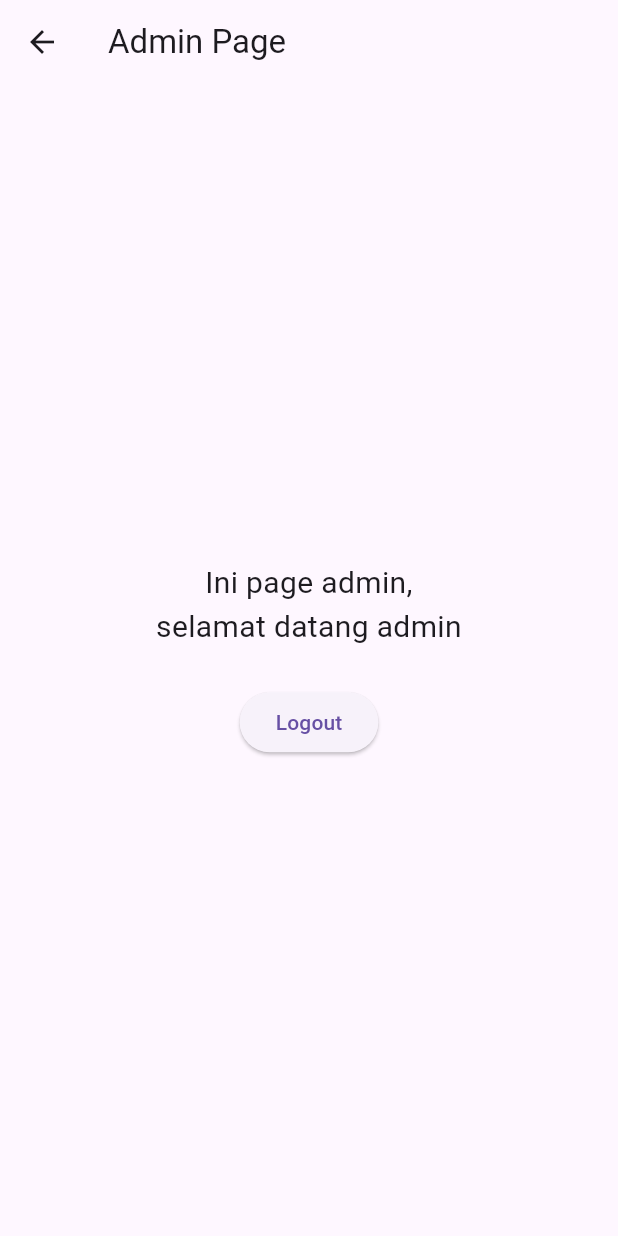
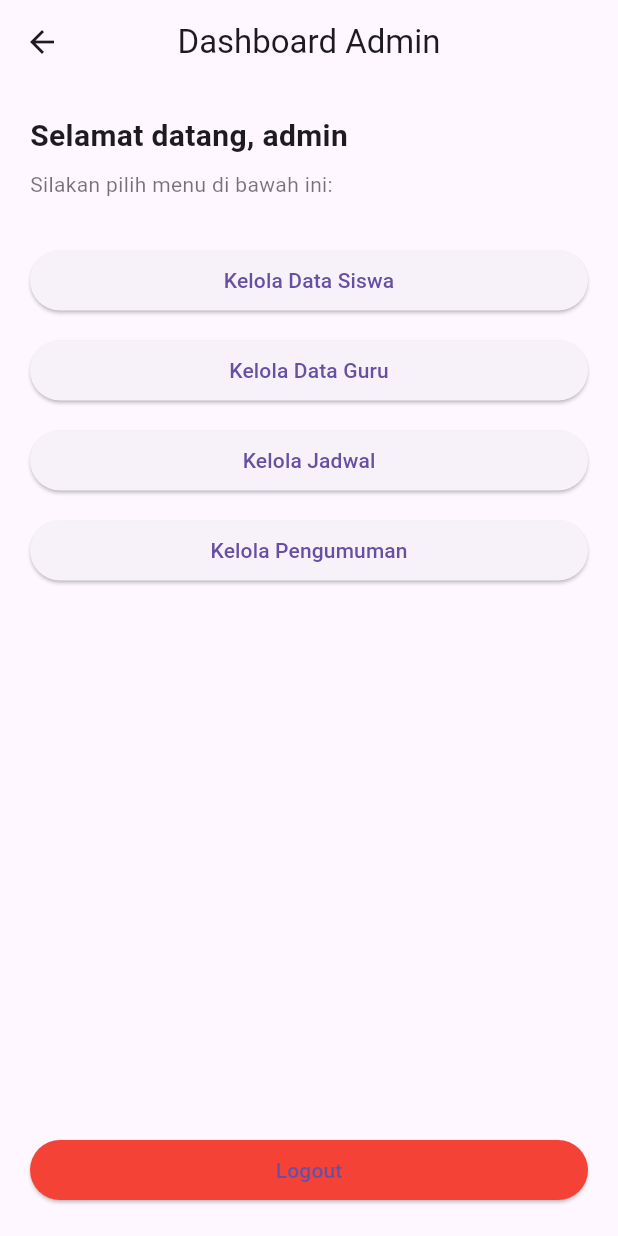
Before and after one commit to AsfaDavissyah/-sisakademik, a Flutter app: the AdminPage screen opened by its route, on a phone screen of 412 x 824 dp. Run offline on Flutter 3.47's test engine with Material 3 defaults, Android fonts, the phone set to English and light mode, and no system bars; our stand-ins replace cloud_firestore, firebase_auth, firebase_core; accounts and stored records are empty.

Commit message:
Enhance Admin and Registration pages: update layout, add navigation buttons, and improve role validation

```diff
--- a/lib/screens/admin/admin_page.dart
+++ b/lib/screens/admin/admin_page.dart
@@ -14,21 +14,73 @@ class AdminPage extends StatelessWidget {
   @override
   Widget build(BuildContext context) {
     return Scaffold(
-      appBar: AppBar(title: const Text("Admin Page")),
-      body: Center(
+      appBar: AppBar(
+        title: const Text("Dashboard Admin"),
+        centerTitle: true,
+      ),
+      body: Padding(
+        padding: const EdgeInsets.all(20),
         child: Column(
-          mainAxisAlignment: MainAxisAlignment.center,
+          crossAxisAlignment: CrossAxisAlignment.stretch,
           children: [
             Text(
-              "Ini page admin,\nselamat datang $username",
-              textAlign: TextAlign.center,
-              style: const TextStyle(fontSize: 20),
+              "Selamat datang, $username",
+              style: const TextStyle(
+                fontSize: 20,
+                fontWeight: FontWeight.w600,
+              ),
             ),
-            const SizedBox(height: 25),
+            const SizedBox(height: 8),
+            const Text(
+              "Silakan pilih menu di bawah ini:",
+              style: TextStyle(color: Colors.black54),
+            ),
+            const SizedBox(height: 30),
+
+            // Kelola Siswa
+            ElevatedButton(
+              onPressed: () {
+                Navigator.pushNamed(context, "/kelolaSiswa");
+              },
+              child: const Text("Kelola Data Siswa"),
+            ),
+            const SizedBox(height: 12),
+
+            // Kelola Guru
+            ElevatedButton(
+              onPressed: () {
+                Navigator.pushNamed(context, "/kelolaGuru");
+              },
+              child: const Text("Kelola Data Guru"),
+            ),
+            const SizedBox(height: 12),
+
+            // Kelola Jadwal
+            ElevatedButton(
+              onPressed: () {
+                Navigator.pushNamed(context, "/kelolaJadwal");
+              },
+              child: const Text("Kelola Jadwal"),
+            ),
+            const SizedBox(height: 12),
+
+            // Pengumuman
+            ElevatedButton(
+              onPressed: () {
+                Navigator.pushNamed(context, "/pengumumanAdmin");
+              },
+              child: const Text("Kelola Pengumuman"),
+            ),
+
+            const Spacer(),
+
             ElevatedButton(
               onPressed: () => logout(context),
+              style: ElevatedButton.styleFrom(
+                backgroundColor: Colors.red,
+              ),
               child: const Text("Logout"),
-            )
+            ),
           ],
         ),
       ),
--- a/lib/services/auth_controller.dart
+++ b/lib/services/auth_controller.dart
@@ -16,24 +16,19 @@ class AuthController {
     required String linkedId,
   }) async {
 
-    // 1️⃣ VALIDASI INPUT DASAR
+    // 1️⃣ Validasi input dasar
     if (email.isEmpty || password.isEmpty || username.isEmpty) {
       throw Exception("Email, password, dan username wajib diisi.");
     }
 
-    // 2️⃣ ROLE VALIDATION (SUPER IMPORTANT)
-    // Admin tidak boleh diregistrasi lewat aplikasi
-    if (role.toLowerCase() == "admin") {
-      throw Exception("Akun admin tidak boleh dibuat melalui aplikasi.");
+    // 2️⃣ Role validation (ADMIN DIPERBOLEHKAN)
+    // Role yang diizinkan bebas: admin, guru, siswa
+    const allowedRoles = ["admin", "guru", "siswa"];
+    if (!allowedRoles.contains(role.toLowerCase())) {
+      throw Exception("Role tidak valid. Pilih admin, guru, atau siswa.");
     }
 
-    // Role harus "guru" atau "siswa" saja
-    const allowedRoles = ["guru", "siswa"];
-    if (!allowedRoles.contains(role.toLowerCase())) {
-      throw Exception("Role tidak valid. Hanya guru atau siswa yang diperbolehkan.");
-    }
-
-    // 3️⃣ REGISTER KE FIREBASE AUTH
+    // 3️⃣ REGISTER ke Firebase Auth
     final user = await authService.registerUser(
       email: email,
       password: password,
@@ -48,7 +43,7 @@ class AuthController {
       uid: user.uid,
       name: name,
       username: username,
-      role: role,     // sudah aman (bukan admin)
+      role: role.toLowerCase(), // pastikan lowercase
       linkedId: linkedId,
     );
 
@@ -60,7 +55,8 @@ class AuthController {
     required String email,
     required String password,
   }) async {
-    // step 1: login ke auth
+
+    // 1️⃣ Login ke Auth
     final user = await authService.loginUser(
       email: email,
       password: password,
@@ -70,7 +66,13 @@ class AuthController {
       throw Exception("Login gagal.");
     }
 
-    // step 2: ambil data role dari Firestore
-    return await userService.getUserByUid(user.uid);
+    // 2️⃣ Ambil data user dari Firestore
+    final userData = await userService.getUserByUid(user.uid);
+
+    if (userData == null) {
+      throw Exception("Data user tidak ditemukan di Firestore.");
+    }
+
+    return userData;
   }
 }
```
Also changed, not shown: lib/screens/auth/register_page.dart (+3 -4 lines).
